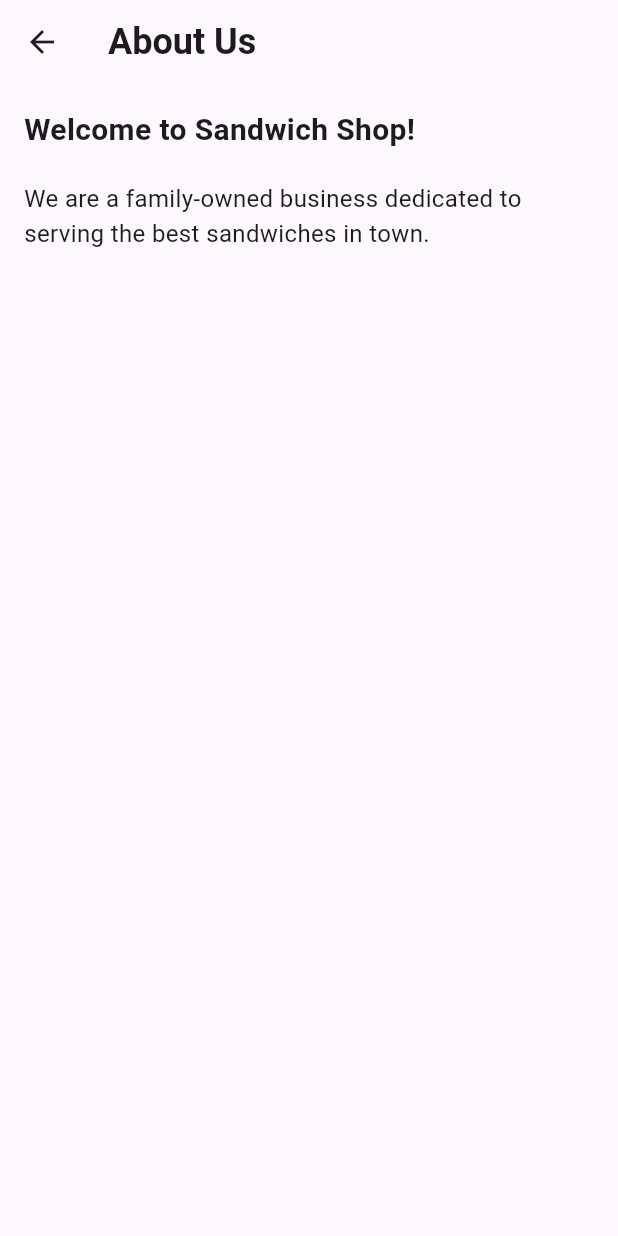
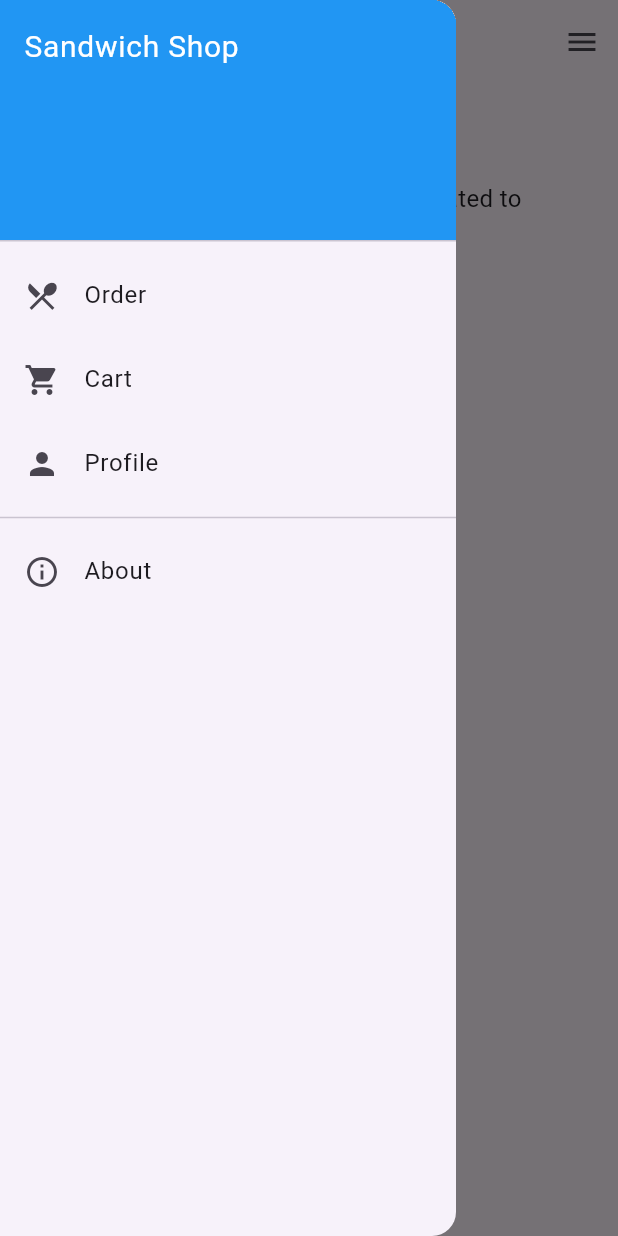
Before and after one commit to Ghaith05/sandwich_shop_lastone, a Flutter app: the AboutScreen screen opened by its route, with the side drawer open (before the commit the screen has no drawer), on a phone screen of 412 x 824 dp. Run offline on Flutter 3.47's test engine with Material 3 defaults, Android fonts, the phone set to English and light mode, and no system bars.

Commit message:
Add drawer menu to app

```diff
--- a/lib/views/about_screen.dart
+++ b/lib/views/about_screen.dart
@@ -1,5 +1,6 @@
 import 'package:flutter/material.dart';
 import 'package:sandwich_shop/views/app_styles.dart';
+import 'package:sandwich_shop/views/app_drawer.dart';
 
 class AboutScreen extends StatelessWidget {
   const AboutScreen({super.key});
@@ -7,8 +8,18 @@ class AboutScreen extends StatelessWidget {
   @override
   Widget build(BuildContext context) {
     return Scaffold(
+      drawer: const AppDrawer(),
       appBar: AppBar(
         title: const Text('About Us', style: heading1),
+        actions: [
+          Builder(builder: (ctx) {
+            return IconButton(
+              tooltip: 'Open navigation menu',
+              icon: const Icon(Icons.menu),
+              onPressed: () => Scaffold.of(ctx).openDrawer(),
+            );
+          }),
+        ],
       ),
       body: const Padding(
         padding: EdgeInsets.all(16.0),
--- /dev/null
+++ b/lib/views/app_drawer.dart
@@ -0,0 +1,75 @@
+import 'package:flutter/material.dart';
+import 'package:sandwich_shop/views/order_screen.dart';
+import 'package:sandwich_shop/views/cart_screen.dart';
+import 'package:sandwich_shop/views/profile_screen.dart';
+import 'package:sandwich_shop/views/about_screen.dart';
+import 'package:sandwich_shop/models/cart.dart';
+
+/// A reusable app drawer providing navigation to top-level screens.
+class AppDrawer extends StatelessWidget {
+  const AppDrawer({super.key});
+
+  @override
+  Widget build(BuildContext context) {
+    return Drawer(
+      child: SafeArea(
+        child: Column(
+          crossAxisAlignment: CrossAxisAlignment.stretch,
+          children: [
+            const DrawerHeader(
+              decoration: BoxDecoration(color: Colors.blue),
+              child: Text('Sandwich Shop',
+                  style: TextStyle(color: Colors.white, fontSize: 20)),
+            ),
+            ListTile(
+              leading: const Icon(Icons.restaurant_menu),
+              title: const Text('Order'),
+              onTap: () {
+                Navigator.pop(context);
+                Navigator.pushReplacement(
+                  context,
+                  MaterialPageRoute(builder: (_) => const OrderScreen()),
+                );
+              },
+            ),
+            ListTile(
+              leading: const Icon(Icons.shopping_cart),
+              title: const Text('Cart'),
+              onTap: () {
+                Navigator.pop(context);
+                // Push the Cart screen. We create a fresh Cart for navigation tests.
+                Navigator.push(
+                  context,
+                  MaterialPageRoute(builder: (_) => CartScreen(cart: Cart())),
+                );
+              },
+            ),
+            ListTile(
+              leading: const Icon(Icons.person),
+              title: const Text('Profile'),
+              onTap: () {
+                Navigator.pop(context);
+                Navigator.pushReplacement(
+                  context,
+                  MaterialPageRoute(builder: (_) => const ProfileScreen()),
+                );
+              },
+            ),
+            const Divider(),
+            ListTile(
+              leading: const Icon(Icons.info_outline),
+              title: const Text('About'),
+              onTap: () {
+                Navigator.pop(context);
+                Navigator.pushReplacement(
+                  context,
+                  MaterialPageRoute(builder: (_) => const AboutScreen()),
+                );
+              },
+            ),
+          ],
+        ),
+      ),
+    );
+  }
+}
--- a/lib/views/cart_edit_modal.dart
+++ b/lib/views/cart_edit_modal.dart
@@ -61,12 +61,12 @@ class _CartEditModalState extends State<CartEditModal> {
           const SizedBox(height: 12),
           Row(
             children: [
-              Expanded(child: Text('Six-inch', style: normalText)),
+              const Expanded(child: Text('Six-inch', style: normalText)),
               Switch(
                 value: isFootlong,
                 onChanged: (v) => setState(() => isFootlong = v),
               ),
-              Expanded(child: Text('Footlong', style: normalText)),
+              const Expanded(child: Text('Footlong', style: normalText)),
             ],
           ),
           const SizedBox(height: 8),
```
Also changed, not shown: lib/views/cart_screen.dart (+11 -0 lines), lib/views/checkout_screen.dart (+11 -0 lines), lib/views/order_screen.dart (+11 -0 lines), lib/views/profile_screen.dart (+11 -0 lines), 1 other file.
